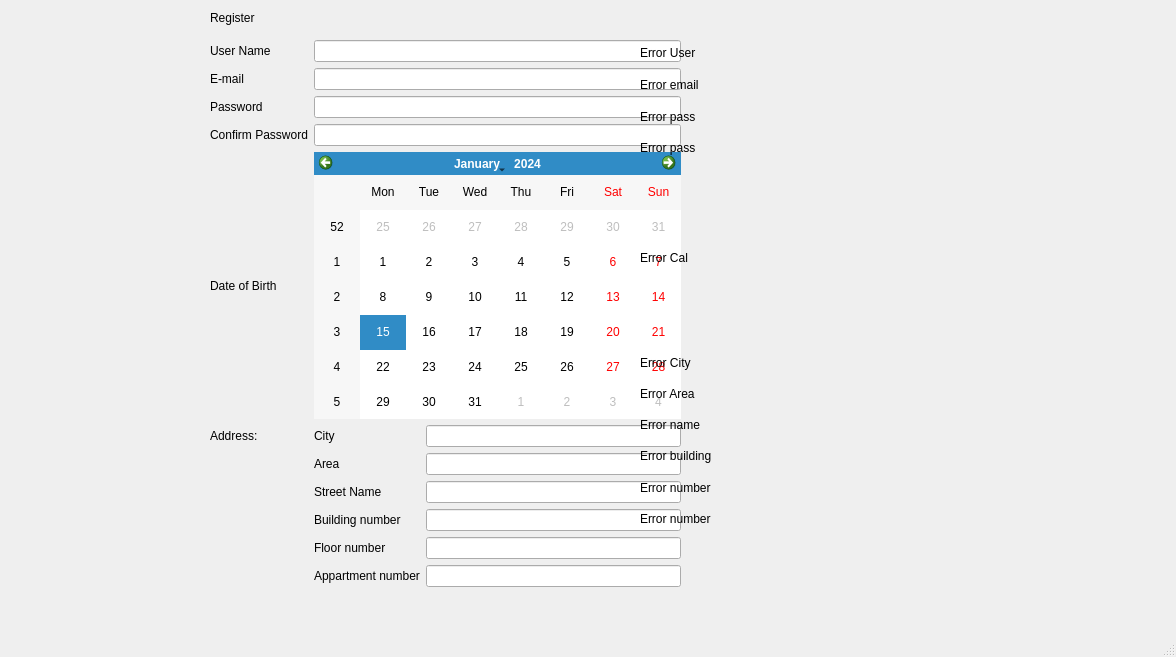
The window that Salamtak Qt files/registeration.ui (Ahmed-Waseem77/SalamtakProjCS2) describes before a commit, drawn with Qt 5.
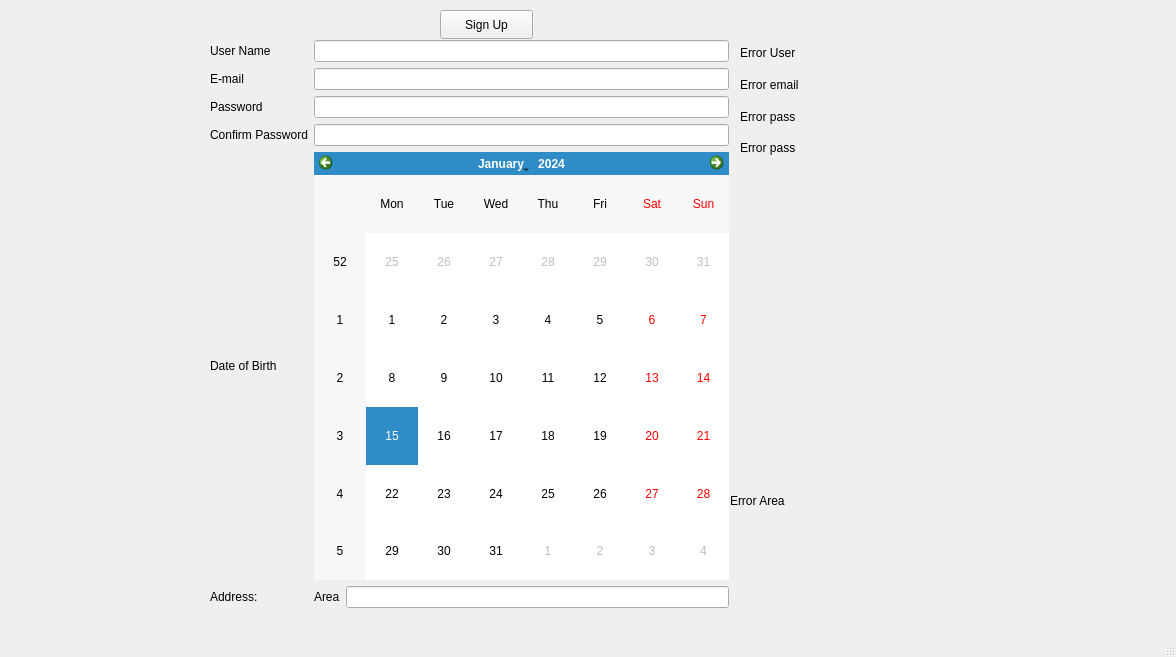
The same window after the commit.

Diff of the .ui file:
```diff
--- a/Salamtak Qt files/registeration.ui
+++ b/Salamtak Qt files/registeration.ui
@@ -14,90 +14,42 @@
    <string>MainWindow</string>
   </property>
   <widget class="QWidget" name="centralwidget">
-   <widget class="QLabel" name="label">
-    <property name="geometry">
-     <rect>
-      <x>210</x>
-      <y>10</y>
-      <width>49</width>
-      <height>16</height>
-     </rect>
-    </property>
-    <property name="text">
-     <string>Register</string>
-    </property>
-   </widget>
    <widget class="QWidget" name="gridLayoutWidget">
     <property name="geometry">
      <rect>
       <x>210</x>
       <y>40</y>
-      <width>471</width>
-      <height>547</height>
+      <width>519</width>
+      <height>568</height>
      </rect>
     </property>
     <layout class="QGridLayout" name="gridLayout">
-     <item row="7" column="1">
-      <widget class="QLabel" name="StreetNameLabel">
-       <property name="text">
-        <string>Street Name</string>
-       </property>
-      </widget>
-     </item>
-     <item row="3" column="0">
-      <widget class="QLabel" name="label_5">
-       <property name="text">
-        <string>Confirm Password</string>
-       </property>
-      </widget>
-     </item>
-     <item row="5" column="2">
-      <widget class="QLineEdit" name="lineEdit_10"/>
-     </item>
-     <item row="8" column="1">
-      <widget class="QLabel" name="label_11">
-       <property name="text">
-        <string>Building number</string>
-       </property>
-      </widget>
-     </item>
-     <item row="10" column="1">
-      <widget class="QLabel" name="label_13">
-       <property name="text">
-        <string>Appartment number</string>
-       </property>
-      </widget>
-     </item>
      <item row="1" column="1" colspan="2">
       <widget class="QLineEdit" name="lineEdit_2"/>
      </item>
-     <item row="0" column="0">
-      <widget class="QLabel" name="label_2">
-       <property name="text">
-        <string>User Name</string>
-       </property>
-      </widget>
-     </item>
-     <item row="8" column="2">
-      <widget class="QLineEdit" name="lineEdit_7"/>
-     </item>
-     <item row="7" column="2">
-      <widget class="QLineEdit" name="lineEdit_8"/>
-     </item>
-     <item row="5" column="0">
+     <item row="7" column="0">
       <widget class="QLabel" name="label_7">
        <property name="text">
         <string>Address:</string>
        </property>
       </widget>
      </item>
-     <item row="6" column="1">
+     <item row="7" column="1">
       <widget class="QLabel" name="label_9">
        <property name="text">
         <string>Area</string>
        </property>
       </widget>
      </item>
+     <item row="3" column="1" colspan="2">
+      <widget class="QLineEdit" name="lineEdit_4"/>
+     </item>
+     <item row="0" column="1" colspan="2">
+      <widget class="QLineEdit" name="lineEdit"/>
+     </item>
+     <item row="2" column="1" colspan="2">
+      <widget class="QLineEdit" name="lineEdit_3"/>
+     </item>
      <item row="1" column="0">
       <widget class="QLabel" name="label_3">
        <property name="text">
@@ -105,8 +57,12 @@
        </property>
       </widget>
      </item>
-     <item row="10" column="2">
-      <widget class="QLineEdit" name="lineEdit_5"/>
+     <item row="3" column="0">
+      <widget class="QLabel" name="label_5">
+       <property name="text">
+        <string>Confirm Password</string>
+       </property>
+      </widget>
      </item>
      <item row="2" column="0">
       <widget class="QLabel" name="label_4">
@@ -115,35 +71,6 @@
        </property>
       </widget>
      </item>
-     <item row="5" column="1">
-      <widget class="QLabel" name="label_8">
-       <property name="text">
-        <string>City </string>
-       </property>
-      </widget>
-     </item>
-     <item row="4" column="1" colspan="2">
-      <widget class="QCalendarWidget" name="calendarWidget"/>
-     </item>
-     <item row="9" column="1">
-      <widget class="QLabel" name="label_12">
-       <property name="text">
-        <string>Floor number</string>
-       </property>
-      </widget>
-     </item>
-     <item row="9" column="2">
-      <widget class="QLineEdit" name="lineEdit_6"/>
-     </item>
-     <item row="3" column="1" colspan="2">
-      <widget class="QLineEdit" name="lineEdit_4"/>
-     </item>
-     <item row="2" column="1" colspan="2">
-      <widget class="QLineEdit" name="lineEdit_3"/>
-     </item>
-     <item row="6" column="2">
-      <widget class="QLineEdit" name="lineEdit_9"/>
-     </item>
      <item row="4" column="0">
       <widget class="QLabel" name="label_6">
        <property name="text">
@@ -151,28 +78,25 @@
        </property>
       </widget>
      </item>
-     <item row="0" column="1" colspan="2">
-      <widget class="QLineEdit" name="lineEdit"/>
+     <item row="4" column="1" colspan="2">
+      <widget class="QCalendarWidget" name="calendarWidget"/>
+     </item>
+     <item row="0" column="0">
+      <widget class="QLabel" name="label_2">
+       <property name="text">
+        <string>User Name</string>
+       </property>
+      </widget>
+     </item>
+     <item row="7" column="2">
+      <widget class="QLineEdit" name="lineEdit_9"/>
      </item>
     </layout>
    </widget>
-   <widget class="QLabel" name="label_20">
-    <property name="geometry">
-     <rect>
-      <x>640</x>
-      <y>250</y>
-      <width>61</width>
-      <height>16</height>
-     </rect>
-    </property>
-    <property name="text">
-     <string>Error Cal</string>
-    </property>
-   </widget>
    <widget class="QWidget" name="verticalLayoutWidget">
     <property name="geometry">
      <rect>
-      <x>640</x>
+      <x>740</x>
       <y>40</y>
       <width>160</width>
       <height>121</height>
@@ -212,20 +136,13 @@
    <widget class="QWidget" name="verticalLayoutWidget_2">
     <property name="geometry">
      <rect>
-      <x>640</x>
-      <y>350</y>
+      <x>730</x>
+      <y>410</y>
       <width>160</width>
       <height>181</height>
      </rect>
     </property>
     <layout class="QVBoxLayout" name="verticalLayout_2">
-     <item>
-      <widget class="QLabel" name="label_17">
-       <property name="text">
-        <string>Error City</string>
-       </property>
-      </widget>
-     </item>
      <item>
       <widget class="QLabel" name="label_25">
        <property name="text">
@@ -233,36 +150,21 @@
        </property>
       </widget>
      </item>
-     <item>
-      <widget class="QLabel" name="label_26">
-       <property name="text">
-        <string>Error name</string>
-       </property>
-      </widget>
-     </item>
-     <item>
-      <widget class="QLabel" name="label_27">
-       <property name="text">
-        <string>Error building</string>
-       </property>
-      </widget>
-     </item>
-     <item>
-      <widget class="QLabel" name="label_24">
-       <property name="text">
-        <string>Error number</string>
-       </property>
-      </widget>
-     </item>
-     <item>
-      <widget class="QLabel" name="label_23">
-       <property name="text">
-        <string>Error number</string>
-       </property>
-      </widget>
-     </item>
     </layout>
    </widget>
+   <widget class="QPushButton" name="pushButton">
+    <property name="geometry">
+     <rect>
+      <x>440</x>
+      <y>10</y>
+      <width>93</width>
+      <height>29</height>
+     </rect>
+    </property>
+    <property name="text">
+     <string>Sign Up</string>
+    </property>
+   </widget>
   </widget>
   <widget class="QMenuBar" name="menubar">
    <property name="geometry">
@@ -270,7 +172,7 @@
      <x>0</x>
      <y>0</y>
      <width>1176</width>
-     <height>25</height>
+     <height>26</height>
     </rect>
    </property>
   </widget>
```
